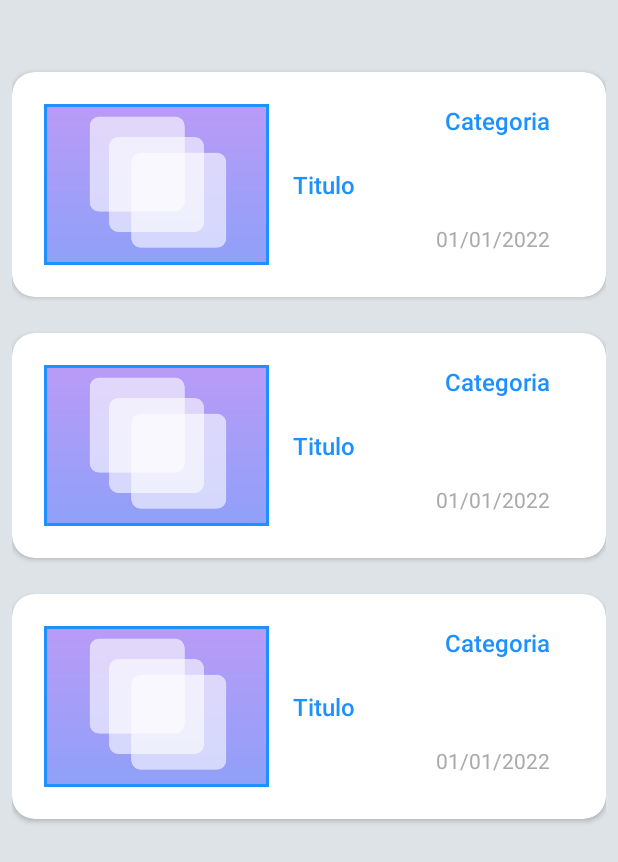
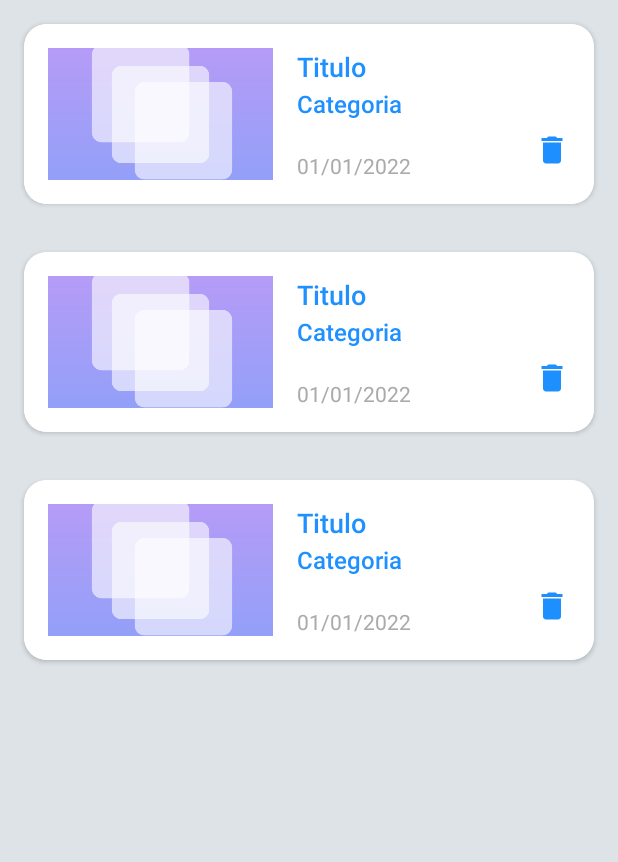
Before and after one commit to laloretom/UnaAyuditaAqui, an Android app: the layout activity_my_services.xml on its own in the app's theme, with its tools: preview values and no code run, on a phone screen of 412 x 824 dp. Shown: the top 862 px of the screen. Run offline under Robolectric (Android 15) with nearby library versions, the phone set to English and light mode, and no system bars.

Commit message:
Detail Services V2

```diff
--- a/app/src/main/java/com/unaayuditaaqui/unaayuditaaqui/AddServiceActivity.kt
+++ b/app/src/main/java/com/unaayuditaaqui/unaayuditaaqui/AddServiceActivity.kt
@@ -43,6 +43,7 @@ class AddServiceActivity : AppCompatActivity() {
             val dateTime = LocalDateTime.now()
                 .format(DateTimeFormatter.ofPattern("dd-MM-yyyy"))
             val uidAuthor = Firebase.auth.currentUser!!.uid
+            val nameAuthor = Firebase.auth.currentUser!!.displayName
             val serviceTitle : String = binding.titleEditText.text.toString()
             val date : String = dateTime.toString()
             val category : String = binding.categoryEditText.text.toString()
@@ -55,7 +56,7 @@ class AddServiceActivity : AppCompatActivity() {
 
             if (typeS != ""){
                 if(fileUri==null){
-                    val mService = Service(uidAuthor, serviceTitle,typeS, description, category,date," ",idService)
+                    val mService = Service(uidAuthor, nameAuthor,serviceTitle,typeS, description, category,date," ",idService)
                     val postValues =mService.toMap()
 
                     val childUpdates = hashMapOf<String, Any>(
@@ -67,7 +68,7 @@ class AddServiceActivity : AppCompatActivity() {
                 } else {
                     servicesReference.putFile(fileUri!!).addOnSuccessListener {
                         servicesReference.downloadUrl.addOnSuccessListener { uri ->
-                            val mService = Service(uidAuthor, serviceTitle,typeS, description, category,date, uri.toString(), idService)
+                            val mService = Service(uidAuthor, nameAuthor, serviceTitle,typeS, description, category,date, uri.toString(), idService)
                             val postValues =mService.toMap()
 
                             val childUpdates = hashMapOf<String, Any>(
--- a/app/src/main/java/com/unaayuditaaqui/unaayuditaaqui/EditServiceActivity.kt
+++ b/app/src/main/java/com/unaayuditaaqui/unaayuditaaqui/EditServiceActivity.kt
@@ -75,6 +75,7 @@ class EditServiceActivity : AppCompatActivity() {
             val date = LocalDateTime.now()
                 .format(DateTimeFormatter.ofPattern("dd-MM-yyyy"))
             val uidAuthor = Firebase.auth.currentUser!!.uid
+            val nameAuthor = Firebase.auth.currentUser!!.displayName
             val serviceTitle : String = binding.titleEditText.text.toString()
             val category : String = binding.categoryEditText.text.toString()
             val description: String = binding.descriptionEditText.text.toString()
@@ -86,7 +87,7 @@ class EditServiceActivity : AppCompatActivity() {
                 val serviceReference : StorageReference = folder.child("img$key")
 
                 if(fileUri == null){
-                    val mService = Service(uidAuthor, serviceTitle, typeS, description, category, date, imageUrl, idService)
+                    val mService = Service(uidAuthor, nameAuthor, serviceTitle, typeS, description, category, date, imageUrl, idService)
                     val postValues =mService.toMap()
                     val childUpdates = hashMapOf<String, Any>(
                         "/Services/$key" to postValues,
@@ -97,7 +98,7 @@ class EditServiceActivity : AppCompatActivity() {
                 } else {
                     serviceReference.putFile(fileUri!!).addOnSuccessListener {
                         serviceReference.downloadUrl.addOnSuccessListener { uri ->
-                            val mService = Service(uidAuthor, serviceTitle, typeS, description, category, date, uri.toString(), idService)
+                            val mService = Service(uidAuthor, nameAuthor, serviceTitle, typeS, description, category, date, uri.toString(), idService)
                             val postValues =mService.toMap()
                             val childUpdates = hashMapOf<String, Any>(
                                 "/Services/$key" to postValues,
--- a/app/src/main/java/com/unaayuditaaqui/unaayuditaaqui/MyServicesActivity.kt
+++ b/app/src/main/java/com/unaayuditaaqui/unaayuditaaqui/MyServicesActivity.kt
@@ -43,8 +43,9 @@ class MyServicesActivity : AppCompatActivity() {
         getServiceData()
 
         binding.addImageView.setOnClickListener { v ->
-            val intent = Intent(this, AddServiceActivity::class.java)
+            val intent = Intent(v.context, AddServiceActivity::class.java)
             v.context.startActivity(intent)
+            serviceArrayList.clear()
         }
 
     }
@@ -57,7 +58,6 @@ class MyServicesActivity : AppCompatActivity() {
                     for (serviceSnapshot in snapshot.children){
                         val service = serviceSnapshot.getValue(Service::class.java)
                         serviceArrayList.add(service!!)
-                        serviceSize++
                     }
                     serviceRecyclerView.adapter = MyServiceAdapter(serviceArrayList)
                 }
--- a/app/src/main/java/com/unaayuditaaqui/unaayuditaaqui/Service.kt
+++ b/app/src/main/java/com/unaayuditaaqui/unaayuditaaqui/Service.kt
@@ -6,6 +6,7 @@ import com.google.firebase.database.IgnoreExtraProperties
 @IgnoreExtraProperties
 data class Service (
     var uidAuthor: String? = null,
+    var nameAuthor: String? = null,
     var serviceTitle: String? = null,
     var type: String? = null,
     var description: String? = null,
@@ -20,6 +21,7 @@ data class Service (
     fun toMap(): Map<String, Any?> {
         return mapOf(
             "uidAuthor" to uidAuthor,
+            "nameAuthor" to nameAuthor,
             "serviceTitle" to serviceTitle,
             "type" to type,
             "description" to description,
--- a/app/src/main/java/com/unaayuditaaqui/unaayuditaaqui/ServiceAdapter.kt
+++ b/app/src/main/java/com/unaayuditaaqui/unaayuditaaqui/ServiceAdapter.kt
@@ -40,7 +40,6 @@ class ServiceAdapter(private val serviceList: ArrayList<Service>) : RecyclerView
             }
             v.context.startActivity(intent)
         }
-
     }
 
     override fun getItemCount(): Int {
--- /dev/null
+++ b/app/src/main/res/drawable/ic_delete.xml
@@ -0,0 +1,5 @@
+<vector android:height="24dp" android:tint="#1E8FFE"
+    android:viewportHeight="24" android:viewportWidth="24"
+    android:width="24dp" xmlns:android="http://schemas.android.com/apk/res/android">
+    <path android:fillColor="@android:color/white" android:pathData="M6,19c0,1.1 0.9,2 2,2h8c1.1,0 2,-0.9 2,-2V7H6v12zM19,4h-3.5l-1,-1h-5l-1,1H5v2h14V4z"/>
+</vector>
--- a/app/src/main/res/layout/activity_my_services.xml
+++ b/app/src/main/res/layout/activity_my_services.xml
@@ -11,14 +11,11 @@
         android:id="@+id/servicesList"
         android:layout_width="match_parent"
         android:layout_height="match_parent"
-        android:layout_marginTop="24dp"
-        android:layout_marginStart="8dp"
-        android:layout_marginEnd="8dp"
         app:layout_constraintBottom_toBottomOf="parent"
         app:layout_constraintEnd_toEndOf="parent"
         app:layout_constraintStart_toStartOf="parent"
         app:layout_constraintTop_toBottomOf="parent"
-        tools:listitem="@layout/service_content"
+        tools:listitem="@layout/my_service_content"
 />
 
     <ImageView
--- /dev/null
+++ b/app/src/main/res/layout/my_service_content.xml
@@ -0,0 +1,85 @@
+<?xml version="1.0" encoding="utf-8"?>
+<androidx.cardview.widget.CardView xmlns:android="http://schemas.android.com/apk/res/android"
+    xmlns:app="http://schemas.android.com/apk/res-auto"
+    xmlns:tools="http://schemas.android.com/tools"
+    android:layout_width="match_parent"
+    android:layout_height="120dp"
+    android:layout_margin="16dp"
+    app:cardCornerRadius="15dp">
+
+    <androidx.constraintlayout.widget.ConstraintLayout
+        android:layout_width="match_parent"
+        android:layout_height="match_parent"
+        android:orientation="vertical"
+        android:background="@drawable/recycler_view_item_bg">
+
+        <RelativeLayout
+            android:layout_width="match_parent"
+            android:layout_height="match_parent"
+            android:padding="16dp">
+
+            <ImageView
+                android:id="@+id/imageServiceCardView"
+                android:layout_width="150dp"
+                android:layout_height="0dp"
+                android:contentDescription="@null"
+                android:layout_alignParentTop="true"
+                android:layout_alignParentStart="true"
+                android:layout_alignParentBottom="true"
+                android:scaleType="centerCrop"
+                app:srcCompat="@drawable/ic_profile" />
+
+            <TextView
+                android:id="@+id/titleTextView"
+                android:layout_width="match_parent"
+                android:layout_height="wrap_content"
+                android:layout_alignParentTop="true"
+                android:layout_alignParentEnd="true"
+                android:layout_alignTop="@id/imageServiceCardView"
+                android:layout_toEndOf="@+id/imageServiceCardView"
+                android:layout_marginStart="16dp"
+                android:text="@string/title"
+                android:fontFamily="sans-serif-light"
+                android:gravity="center|start"
+                android:textColor="@color/colorPrimary"
+                android:textSize="18sp"
+                android:textStyle="bold" />
+
+            <TextView
+                android:id="@+id/categoryTextView"
+                android:layout_width="wrap_content"
+                android:layout_height="wrap_content"
+                android:layout_alignParentEnd="true"
+                android:layout_below="@+id/titleTextView"
+                android:layout_toEndOf="@+id/imageServiceCardView"
+                android:layout_marginTop="1dp"
+                android:layout_marginStart="16dp"
+                android:text="@string/category"
+                android:fontFamily="sans-serif-medium"
+                android:gravity="center|start"
+                android:textColor="@color/colorPrimary"
+                android:textSize="16sp"/>
+
+            <TextView
+                android:id="@+id/dateTextView"
+                android:layout_width="wrap_content"
+                android:layout_height="wrap_content"
+                android:layout_alignBottom="@+id/imageServiceCardView"
+                android:layout_toEndOf="@+id/imageServiceCardView"
+                android:layout_marginStart="16dp"
+                android:text="@string/date"
+                android:textColor="@color/black_200" />
+
+            <ImageView
+                android:id="@+id/deleteService"
+                android:layout_width="wrap_content"
+                android:layout_height="wrap_content"
+                android:layout_below="@+id/categoryTextView"
+                android:layout_alignParentEnd="true"
+                android:layout_alignBottom="@id/imageServiceCardView"
+                app:srcCompat="@drawable/ic_delete" />
+        </RelativeLayout>
+
+    </androidx.constraintlayout.widget.ConstraintLayout>
+
+</androidx.cardview.widget.CardView>
--- a/app/src/main/res/layout/service_content.xml
+++ b/app/src/main/res/layout/service_content.xml
@@ -11,12 +11,12 @@
         android:layout_width="match_parent"
         android:layout_height="match_parent"
         android:orientation="vertical"
-        android:padding="5dp">
+        android:padding="5dp"
+        android:background="@drawable/recycler_view_item_bg">
 
         <RelativeLayout
             android:layout_width="match_parent"
             android:layout_height="match_parent"
-            android:background="@drawable/recycler_view_item_bg"
             android:padding="16dp">
 
             <RelativeLayout
```
Also changed, not shown: app/src/main/java/com/unaayuditaaqui/unaayuditaaqui/DetailServiceActivity.kt (+9 -0 lines), app/src/main/java/com/unaayuditaaqui/unaayuditaaqui/MyServiceAdapter.kt (+34 -2 lines), app/src/main/res/layout/activity_detail_service.xml (+4 -3 lines).
